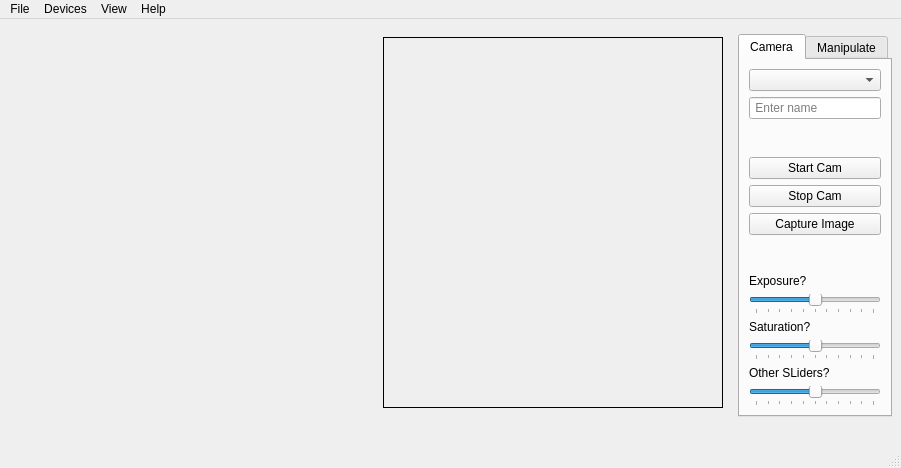
Old version of the form BetterMain.ui in the repository Rykarix/FaceMorph.
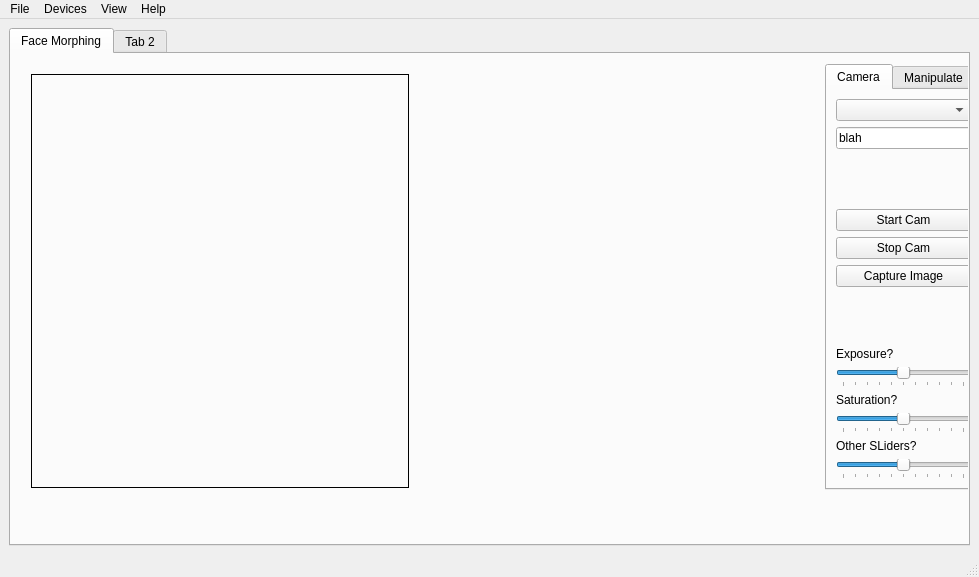
New version of the form. The open tabs and pages were chosen to show the change. Custom widgets are drawn as their Qt base class.

```diff
--- a/BetterMain.ui
+++ b/BetterMain.ui
@@ -6,8 +6,8 @@
    <rect>
     <x>0</x>
     <y>0</y>
-    <width>901</width>
-    <height>468</height>
+    <width>979</width>
+    <height>577</height>
    </rect>
   </property>
   <property name="windowTitle">
@@ -15,111 +15,37 @@
   </property>
   <widget class="QWidget" name="centralwidget">
    <layout class="QGridLayout" name="gridLayout">
-    <item row="0" column="1" rowspan="2">
-     <widget class="QStackedWidget" name="stackedWidget_2">
-      <property name="sizePolicy">
-       <sizepolicy hsizetype="Preferred" vsizetype="Preferred">
-        <horstretch>1</horstretch>
-        <verstretch>0</verstretch>
-       </sizepolicy>
-      </property>
-      <property name="palette">
-       <palette>
-        <active>
-         <colorrole role="Base">
-          <brush brushstyle="SolidPattern">
-           <color alpha="255">
-            <red>255</red>
-            <green>255</green>
-            <blue>255</blue>
-           </color>
-          </brush>
-         </colorrole>
-         <colorrole role="Window">
-          <brush brushstyle="SolidPattern">
-           <color alpha="255">
-            <red>203</red>
-            <green>203</green>
-            <blue>203</blue>
-           </color>
-          </brush>
-         </colorrole>
-        </active>
-        <inactive>
-         <colorrole role="Base">
-          <brush brushstyle="SolidPattern">
-           <color alpha="255">
-            <red>255</red>
-            <green>255</green>
-            <blue>255</blue>
-           </color>
-          </brush>
-         </colorrole>
-         <colorrole role="Window">
-          <brush brushstyle="SolidPattern">
-           <color alpha="255">
-            <red>203</red>
-            <green>203</green>
-            <blue>203</blue>
-           </color>
-          </brush>
-         </colorrole>
-        </inactive>
-        <disabled>
-         <colorrole role="Base">
-          <brush brushstyle="SolidPattern">
-           <color alpha="255">
-            <red>203</red>
-            <green>203</green>
-            <blue>203</blue>
-           </color>
-          </brush>
-         </colorrole>
-         <colorrole role="Window">
-          <brush brushstyle="SolidPattern">
-           <color alpha="255">
-            <red>203</red>
-            <green>203</green>
-            <blue>203</blue>
-           </color>
-          </brush>
-         </colorrole>
-        </disabled>
-       </palette>
-      </property>
-      <property name="styleSheet">
-       <string notr="true"/>
-      </property>
+    <item row="0" column="1">
+     <widget class="QTabWidget" name="tabWidget">
       <property name="currentIndex">
        <number>0</number>
       </property>
-      <widget class="QWidget" name="page_3">
-       <layout class="QGridLayout" name="gridLayout_5">
-        <item row="0" column="0">
-         <widget class="QLabel" name="camMod">
-          <property name="inputMethodHints">
-           <set>Qt::ImhNone</set>
-          </property>
-          <property name="frameShape">
-           <enum>QFrame::Box</enum>
+      <widget class="QWidget" name="tab_morph">
+       <attribute name="title">
+        <string>Face Morphing</string>
+       </attribute>
+       <widget class="QLabel" name="user_messages">
+        <property name="geometry">
+         <rect>
+          <x>10</x>
+          <y>490</y>
+          <width>396</width>
+          <height>13</height>
+         </rect>
           </property>
           <property name="text">
            <string/>
           </property>
-          <property name="textFormat">
-           <enum>Qt::PlainText</enum>
-          </property>
-          <property name="textInteractionFlags">
-           <set>Qt::NoTextInteraction</set>
-          </property>
-         </widget>
-        </item>
-       </layout>
-      </widget>
-     </widget>
-    </item>
-    <item row="1" column="4">
+       </widget>
      <widget class="QTabWidget" name="userTools">
+        <property name="geometry">
+         <rect>
+          <x>814</x>
+          <y>10</y>
+          <width>157</width>
+          <height>426</height>
+         </rect>
+        </property>
       <property name="sizePolicy">
        <sizepolicy hsizetype="Expanding" vsizetype="Expanding">
         <horstretch>0</horstretch>
@@ -183,6 +109,9 @@
           <property name="inputMethodHints">
            <set>Qt::ImhEmailCharactersOnly</set>
           </property>
+            <property name="text">
+             <string>blah</string>
+            </property>
           <property name="placeholderText">
            <string> Enter name</string>
           </property>
@@ -305,9 +234,104 @@
        </layout>
       </widget>
      </widget>
-    </item>
-    <item row="0" column="0" rowspan="2">
+       <widget class="QStackedWidget" name="stackedWidget_2">
+        <property name="geometry">
+         <rect>
+          <x>412</x>
+          <y>10</y>
+          <width>396</width>
+          <height>432</height>
+         </rect>
+        </property>
+        <property name="sizePolicy">
+         <sizepolicy hsizetype="Preferred" vsizetype="Preferred">
+          <horstretch>1</horstretch>
+          <verstretch>0</verstretch>
+         </sizepolicy>
+        </property>
+        <property name="palette">
+         <palette>
+          <active>
+           <colorrole role="Base">
+            <brush brushstyle="SolidPattern">
+             <color alpha="255">
+              <red>255</red>
+              <green>255</green>
+              <blue>255</blue>
+             </color>
+            </brush>
+           </colorrole>
+           <colorrole role="Window">
+            <brush brushstyle="SolidPattern">
+             <color alpha="255">
+              <red>203</red>
+              <green>203</green>
+              <blue>203</blue>
+             </color>
+            </brush>
+           </colorrole>
+          </active>
+          <inactive>
+           <colorrole role="Base">
+            <brush brushstyle="SolidPattern">
+             <color alpha="255">
+              <red>255</red>
+              <green>255</green>
+              <blue>255</blue>
+             </color>
+            </brush>
+           </colorrole>
+           <colorrole role="Window">
+            <brush brushstyle="SolidPattern">
+             <color alpha="255">
+              <red>203</red>
+              <green>203</green>
+              <blue>203</blue>
+             </color>
+            </brush>
+           </colorrole>
+          </inactive>
+          <disabled>
+           <colorrole role="Base">
+            <brush brushstyle="SolidPattern">
+             <color alpha="255">
+              <red>203</red>
+              <green>203</green>
+              <blue>203</blue>
+             </color>
+            </brush>
+           </colorrole>
+           <colorrole role="Window">
+            <brush brushstyle="SolidPattern">
+             <color alpha="255">
+              <red>203</red>
+              <green>203</green>
+              <blue>203</blue>
+             </color>
+            </brush>
+           </colorrole>
+          </disabled>
+         </palette>
+        </property>
+        <property name="styleSheet">
+         <string notr="true"/>
+        </property>
+        <property name="currentIndex">
+         <number>0</number>
+        </property>
+        <widget class="QWidget" name="page_3">
+         <layout class="QGridLayout" name="gridLayout_5"/>
+        </widget>
+       </widget>
      <widget class="QStackedWidget" name="stackedWidget">
+        <property name="geometry">
+         <rect>
+          <x>10</x>
+          <y>10</y>
+          <width>396</width>
+          <height>432</height>
+         </rect>
+        </property>
       <property name="sizePolicy">
        <sizepolicy hsizetype="Preferred" vsizetype="Preferred">
         <horstretch>1</horstretch>
@@ -391,13 +415,53 @@
         </item>
        </layout>
       </widget>
-     </widget>
-    </item>
-    <item row="2" column="0">
-     <widget class="QLabel" name="user_messages">
+        <widget class="QWidget" name="page_imageCapture">
+         <widget class="QLabel" name="camMod">
+          <property name="geometry">
+           <rect>
+            <x>10</x>
+            <y>10</y>
+            <width>378</width>
+            <height>414</height>
+           </rect>
+          </property>
+          <property name="inputMethodHints">
+           <set>Qt::ImhNone</set>
+          </property>
+          <property name="frameShape">
+           <enum>QFrame::Box</enum>
+          </property>
       <property name="text">
        <string/>
       </property>
+          <property name="textFormat">
+           <enum>Qt::PlainText</enum>
+          </property>
+          <property name="textInteractionFlags">
+           <set>Qt::NoTextInteraction</set>
+          </property>
+         </widget>
+        </widget>
+       </widget>
+      </widget>
+      <widget class="QWidget" name="tab_4">
+       <attribute name="title">
+        <string>Tab 2</string>
+       </attribute>
+       <widget class="QDialogButtonBox" name="buttonBox">
+        <property name="geometry">
+         <rect>
+          <x>240</x>
+          <y>50</y>
+          <width>156</width>
+          <height>23</height>
+         </rect>
+        </property>
+        <property name="standardButtons">
+         <set>QDialogButtonBox::Cancel|QDialogButtonBox::Ok</set>
+        </property>
+       </widget>
+      </widget>
      </widget>
     </item>
    </layout>
@@ -407,7 +471,7 @@
     <rect>
      <x>0</x>
      <y>0</y>
-     <width>901</width>
+     <width>979</width>
      <height>21</height>
     </rect>
    </property>
```
Left out of the diff: 2 changed lines with no effect on the pictures. Lines whose indentation alone changed are shown as unchanged.
